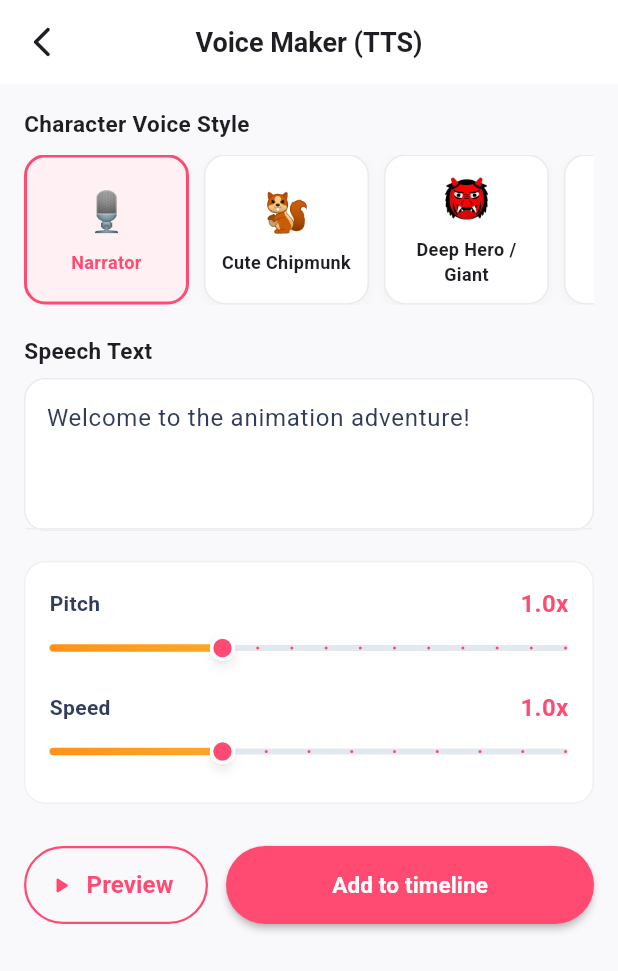
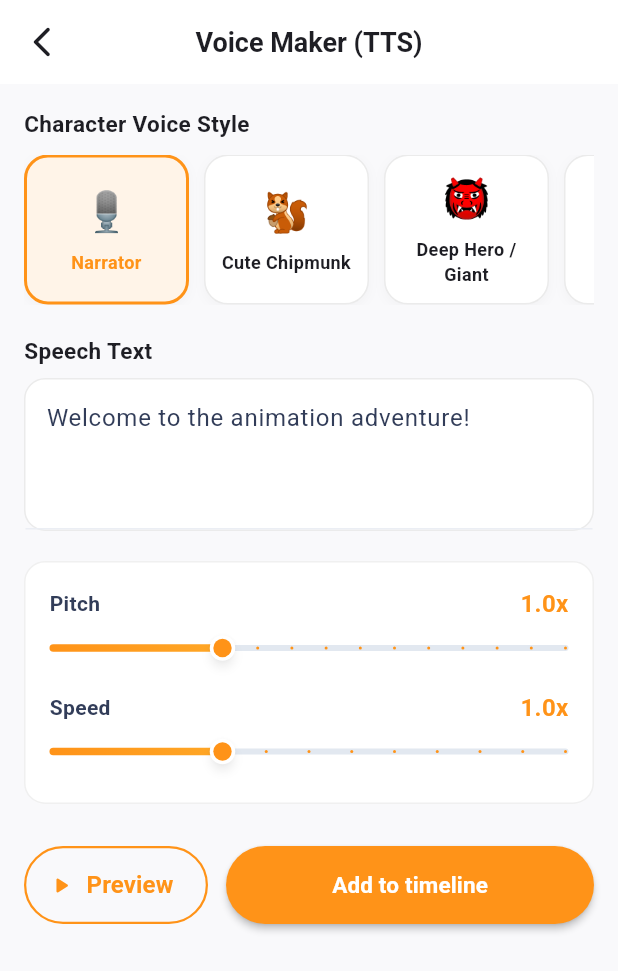
Before and after one commit to AhmadRaza7861/animation_creator, a Flutter app: the VoiceMakerScreen screen opened directly, on a phone screen of 412 x 824 dp. Shown: the top 971 px of the screen. Run offline on Flutter 3.47's test engine with Material 3 defaults, Android fonts, the phone set to English and light mode, and no system bars; our stand-ins replace audioplayers, file_picker, flutter_riverpod, flutter_svg, fluttertoast, image_picker and 3 more; missing offline and left inert: ffmpeg_kit_flutter_new, gal, record.

Commit message:
resolve smug problem

```diff
--- a/lib/features/audio/presentation/screens/voice_maker_screen.dart
+++ b/lib/features/audio/presentation/screens/voice_maker_screen.dart
@@ -171,11 +171,11 @@ class _VoiceMakerScreenState extends State<VoiceMakerScreen> {
                         width: 110,
                         padding: const EdgeInsets.all(10),
                         decoration: BoxDecoration(
-                          color: isSelected ? const Color(0xFFFFF0F3) : Colors.white,
-                          borderRadius: BorderRadius.circular(14),
+                          color: isSelected ? const Color(0xFFFFF4E8) : Colors.white,
+                          borderRadius: BorderRadius.circular(16),
                           border: Border.all(
-                            color: isSelected ? const Color(0xFFFF4B72) : Colors.black.withValues(alpha: 0.08),
-                            width: isSelected ? 2 : 1,
+                            color: isSelected ? const Color(0xFFFF9318) : Colors.black.withValues(alpha: 0.08),
+                            width: isSelected ? 2.0 : 1.0,
                           ),
                           boxShadow: [
                             BoxShadow(
@@ -195,7 +195,7 @@ class _VoiceMakerScreenState extends State<VoiceMakerScreen> {
                               style: TextStyle(
                                 fontSize: 12,
                                 fontWeight: FontWeight.w700,
-                                color: isSelected ? const Color(0xFFFF4B72) : const Color(0xFF1E1E24),
+                                color: isSelected ? const Color(0xFFFF9318) : const Color(0xFF1E1E24),
                               ),
                               textAlign: TextAlign.center,
                               maxLines: 2,
@@ -253,7 +253,7 @@ class _VoiceMakerScreenState extends State<VoiceMakerScreen> {
                       mainAxisAlignment: MainAxisAlignment.spaceBetween,
                       children: [
                         const Text('Pitch', style: TextStyle(fontWeight: FontWeight.w600, fontSize: 14)),
-                        Text('${_pitch.toStringAsFixed(1)}x', style: const TextStyle(fontWeight: FontWeight.w700, color: Color(0xFFFF4B72))),
+                        Text('${_pitch.toStringAsFixed(1)}x', style: const TextStyle(fontWeight: FontWeight.w700, color: Color(0xFFFF9318))),
                       ],
                     ),
                     Slider(
@@ -261,7 +261,7 @@ class _VoiceMakerScreenState extends State<VoiceMakerScreen> {
                       min: 0.5,
                       max: 2.0,
                       divisions: 15,
-                      activeColor: const Color(0xFFFF4B72),
+                      activeColor: const Color(0xFFFF9318),
                       onChanged: (val) {
                         setState(() {
                           _pitch = val;
@@ -274,7 +274,7 @@ class _VoiceMakerScreenState extends State<VoiceMakerScreen> {
                       mainAxisAlignment: MainAxisAlignment.spaceBetween,
                       children: [
                         const Text('Speed', style: TextStyle(fontWeight: FontWeight.w600, fontSize: 14)),
-                        Text('${_speed.toStringAsFixed(1)}x', style: const TextStyle(fontWeight: FontWeight.w700, color: Color(0xFFFF4B72))),
+                        Text('${_speed.toStringAsFixed(1)}x', style: const TextStyle(fontWeight: FontWeight.w700, color: Color(0xFFFF9318))),
                       ],
                     ),
                     Slider(
@@ -282,7 +282,7 @@ class _VoiceMakerScreenState extends State<VoiceMakerScreen> {
                       min: 0.6,
                       max: 1.8,
                       divisions: 12,
-                      activeColor: const Color(0xFFFF4B72),
+                      activeColor: const Color(0xFFFF9318),
                       onChanged: (val) {
                         setState(() {
                           _speed = val;
@@ -308,14 +308,14 @@ class _VoiceMakerScreenState extends State<VoiceMakerScreen> {
                         onPressed: _isSynthesizing ? null : _previewVoice,
                         icon: Icon(
                           _isPlaying ? Icons.stop_rounded : Icons.play_arrow_rounded,
-                          color: const Color(0xFFFF4B72),
+                          color: const Color(0xFFFF9318),
                         ),
                         label: Text(
                           _isPlaying ? 'Stop' : 'Preview',
-                          style: const TextStyle(fontWeight: FontWeight.w700, color: Color(0xFFFF4B72)),
+                          style: const TextStyle(fontWeight: FontWeight.w700, color: Color(0xFFFF9318)),
                         ),
                         style: OutlinedButton.styleFrom(
-                          side: const BorderSide(color: Color(0xFFFF4B72), width: 1.5),
+                          side: const BorderSide(color: Color(0xFFFF9318), width: 1.5),
                           shape: RoundedRectangleBorder(
                             borderRadius: BorderRadius.circular(26),
                           ),
@@ -333,7 +333,7 @@ class _VoiceMakerScreenState extends State<VoiceMakerScreen> {
                       child: ElevatedButton(
                         onPressed: _isSynthesizing ? null : _addToTimeline,
                         style: ElevatedButton.styleFrom(
-                          backgroundColor: const Color(0xFFFF4B72),
+                          backgroundColor: const Color(0xFFFF9318),
                           foregroundColor: Colors.white,
                           elevation: 2,
                           shape: RoundedRectangleBorder(
--- a/lib/features/audio/presentation/widgets/add_audio_bottom_sheet.dart
+++ b/lib/features/audio/presentation/widgets/add_audio_bottom_sheet.dart
@@ -207,10 +207,10 @@ class AddAudioBottomSheet extends StatelessWidget {
                   width: 44,
                   height: 44,
                   decoration: BoxDecoration(
-                    color: const Color(0xFFFFF0F3),
+                    color: const Color(0xFFFFF4E8),
                     borderRadius: BorderRadius.circular(12),
                   ),
-                  child: Icon(icon, color: const Color(0xFFFF4B72), size: 24),
+                  child: Icon(icon, color: const Color(0xFFFF9318), size: 24),
                 ),
                 const SizedBox(width: 14),
                 Expanded(
--- a/lib/features/audio/presentation/widgets/waveform_painter.dart
+++ b/lib/features/audio/presentation/widgets/waveform_painter.dart
@@ -10,8 +10,8 @@ class WaveformPainter extends CustomPainter {
 
   const WaveformPainter({
     required this.samples,
-    this.waveColor = const Color(0xFFFF4B72),
-    this.playedColor = const Color(0xFFC2185B),
+    this.waveColor = const Color(0xFFFF9318),
+    this.playedColor = const Color(0xFFE07C0A),
     this.progress = 0.0,
     this.barWidth = 2.5,
     this.barGap = 1.5,
--- a/lib/features/editor/presentation/widgets/timeline_panel.dart
+++ b/lib/features/editor/presentation/widgets/timeline_panel.dart
@@ -44,7 +44,7 @@ class TimelinePanel extends ConsumerWidget {
           if (added > 0) {
             Fluttertoast.showToast(
               msg: 'Added $added frames to match audio duration (${controller.canvases.length} total)',
-              backgroundColor: const Color(0xFFFF4B72),
+              backgroundColor: const Color(0xFFFF9318),
               textColor: Colors.white,
               toastLength: Toast.LENGTH_SHORT,
             );
```
Also changed, not shown: lib/features/audio/presentation/screens/audio_library_screen.dart (+6 -5 lines), lib/features/audio/presentation/screens/audio_recorder_screen.dart (+4 -4 lines), lib/features/audio/presentation/screens/audio_trimmer_screen.dart (+11 -11 lines), lib/features/audio/presentation/widgets/audio_timeline_studio.dart (+83 -40 lines), lib/features/editor/presentation/widgets/canvas_selector.dart (+5 -5 lines).
